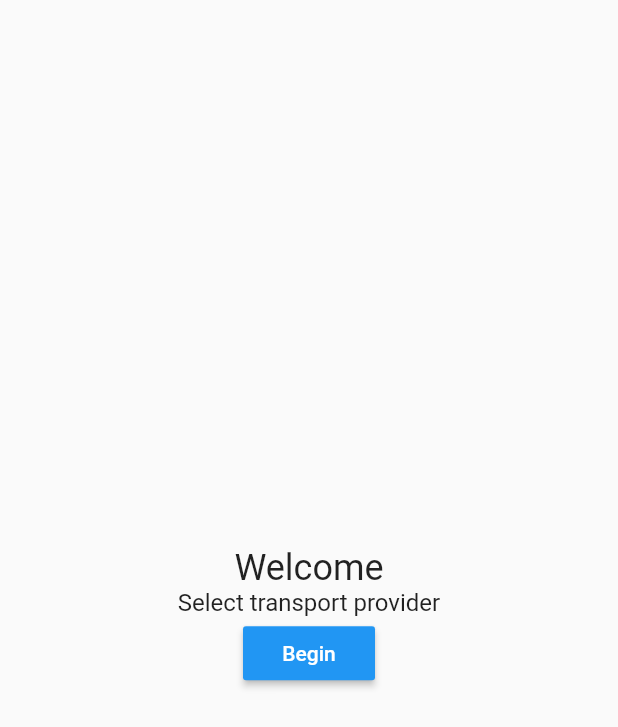
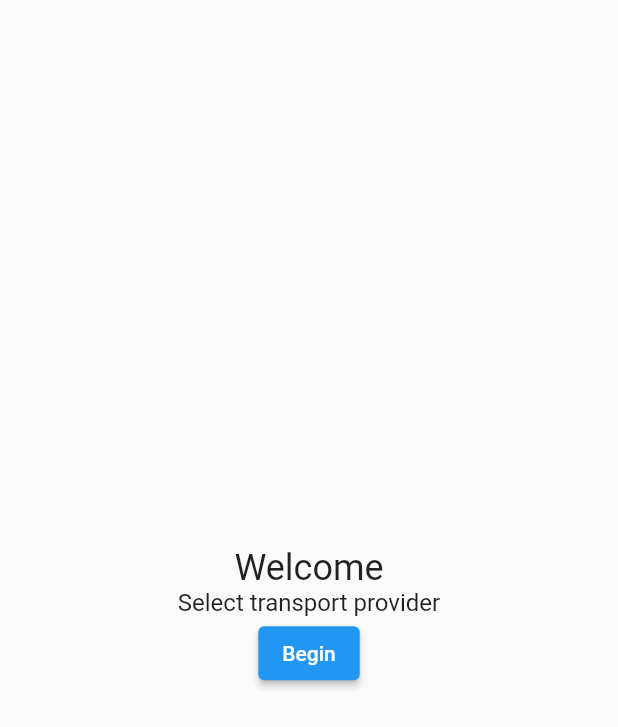
Before and after one commit to pkalwig/easy_commute, a Flutter app: the screen it shows after launch, on a phone screen of 412 x 824 dp. Shown: the top 727 px of the screen. Run offline on Flutter 3.47's test engine with Material 2 defaults, Android fonts, the phone set to English and light mode, and no system bars; our stand-ins replace shared_preferences.

Commit message:
Fix deprecated stuff

```diff
--- a/lib/views/welcome_view.dart
+++ b/lib/views/welcome_view.dart
@@ -10,16 +10,14 @@ class WelcomeView extends StatelessWidget {
                   child: Column(
                     mainAxisSize: MainAxisSize.min,
                     children: <Widget>[
-                      Text('Welcome', style: Theme.of(context).textTheme.headline),
-                      Text('Select transport provider', style: Theme.of(context).textTheme.subhead),
-                      RaisedButton(
+                      Text('Welcome', style: Theme.of(context).textTheme.headline5),
+                      Text('Select transport provider', style: Theme.of(context).textTheme.subtitle1),
+                      ElevatedButton(
                         child: Text('Begin'),
                         onPressed: () {
                           Navigator.push(context,
                               MaterialPageRoute(builder: (context) => AgenciesView()));
                           },
-                        color: Theme.of(context).colorScheme.secondary,
-                        textTheme: ButtonTextTheme.primary
                       )
                     ]
                   )
```
